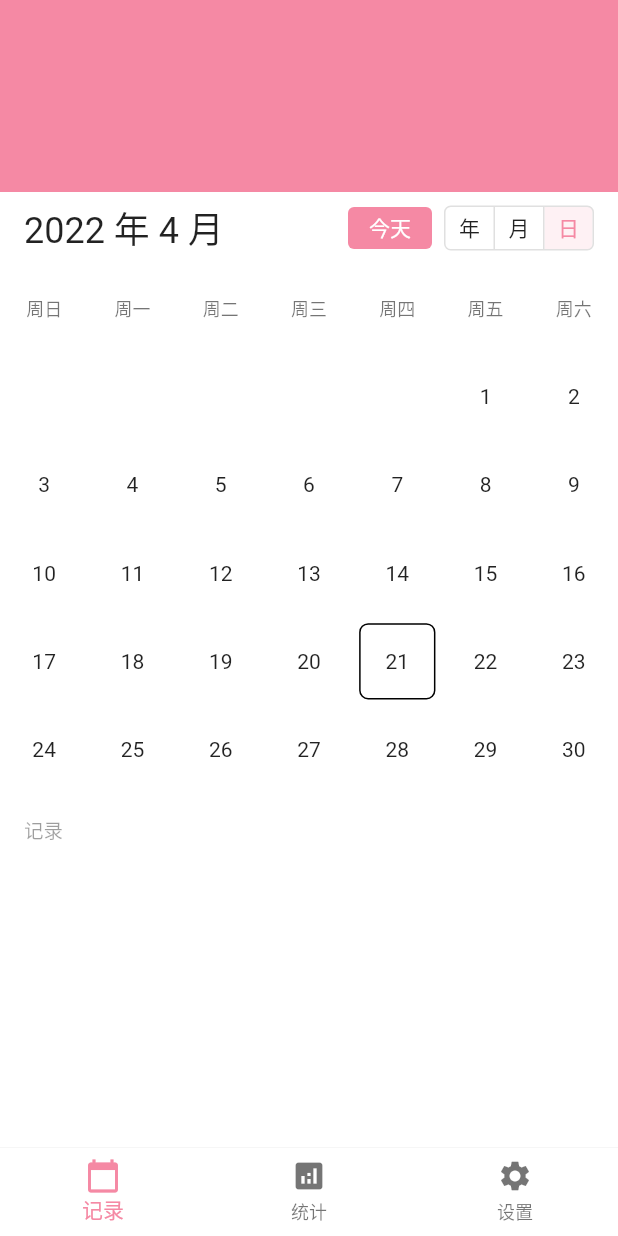
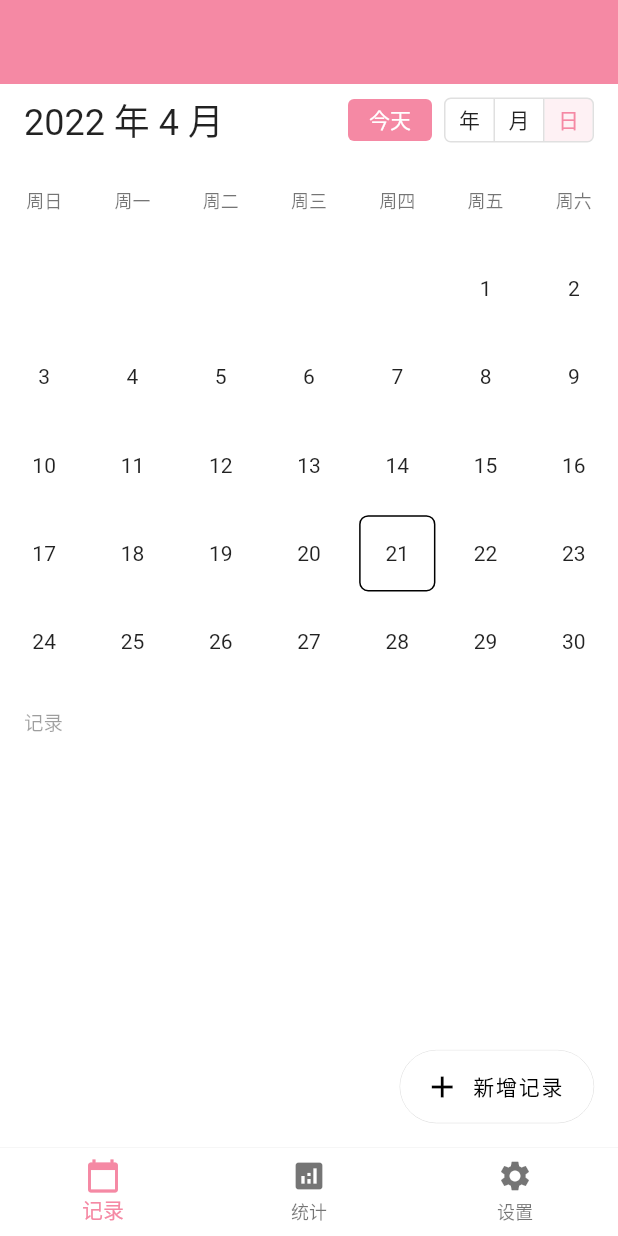
Before and after one commit to luorijun/useful_recorder, a Flutter app: the screen it shows after launch, on a phone screen of 412 x 824 dp. Run offline on Flutter 3.47's test engine with Material 2 defaults, Android fonts, the phone set to English and light mode, and no system bars; our stand-ins replace shared_preferences, sqflite; accounts and stored records are empty.

Commit message:
新增记录检视部分，浮动按钮和弹出表单组件；将日历模式提到记录页面

```diff
--- a/lib/main.dart
+++ b/lib/main.dart
@@ -43,11 +43,12 @@ class UsefulRecorderApp extends StatelessWidget {
           primary: Color(0xfff589a4),
           // hsl(345, 85%, 90%)
           primaryContainer: Color(0xfffbd0db),
-          // hsl(0, 0%, 90%)
           secondary: Color(0xffe6e6e6),
           tertiary: Color(0xffcccccc),
+          // hsl(0, 0%, 90%)
+          tertiaryContainer: Color(0xffe6e6e6),
           // hsl(0, 0%, 98%)
-          background: Color(0xfffafafa),
+          background: Color(0xfff7f7f7),
         ),
         // textTheme: TextTheme(
         //   bodyText1: TextStyle(
--- a/lib/views/home.dart
+++ b/lib/views/home.dart
@@ -16,11 +16,11 @@ class HomePage extends StatelessWidget {
         AnalysisView(),
         SettingsView(),
       ]),
-      child: Scaffold(
-        body: Builder(builder: (context) {
-          final state = context.watch<HomePageState>();
-
-          return PageTransitionSwitcher(
+      child: Builder(builder: (context) {
+        final state = context.read<HomePageState>();
+        final index = context.select<HomePageState, int>((state) => state.index);
+        return Scaffold(
+          body: PageTransitionSwitcher(
             reverse: state.reverse,
             transitionBuilder: (child, primary, secondary) {
               return SharedAxisTransition(
@@ -31,11 +31,8 @@ class HomePage extends StatelessWidget {
               );
             },
             child: state.pages[state.index],
-          );
-        }),
-        bottomNavigationBar: Builder(builder: (context) {
-          final index = context.select<HomePageState, int>((state) => state.index);
-          return Container(
+          ),
+          bottomNavigationBar: Container(
             child: BottomNavigationBar(
               elevation: 0,
               type: BottomNavigationBarType.fixed,
@@ -65,9 +62,71 @@ class HomePage extends StatelessWidget {
                 ),
               ),
             ),
-          );
-        }),
-      ),
+          ),
+          floatingActionButton: index == 0
+              ? Container(
+                  child: Builder(builder: (context) {
+                    return FloatingActionButton.extended(
+                      elevation: 0,
+                      icon: Icon(Icons.add),
+                      label: Text('新增记录'),
+                      backgroundColor: Colors.white,
+                      onPressed: () {
+                        showModalBottomSheet(
+                            context: context,
+                            backgroundColor: Colors.transparent,
+                            elevation: 0,
+                            builder: (context) {
+                              return Container(
+                                margin: EdgeInsets.all(16),
+                                padding: EdgeInsets.all(8),
+                                height: 300,
+                                child: Align(
+                                  alignment: Alignment.bottomRight,
+                                  child: Row(
+                                    mainAxisAlignment: MainAxisAlignment.end,
+                                    crossAxisAlignment: CrossAxisAlignment.end,
+                                    children: [
+                                      TextButton(
+                                        child: Text("关闭"),
+                                        onPressed: () {
+                                          Navigator.pop(context);
+                                        },
+                                        style: ButtonStyle(),
+                                      ),
+                                      ElevatedButton(
+                                        child: Text("保存"),
+                                        onPressed: () {
+                                          Navigator.pop(context);
+                                        },
+                                        style: ButtonStyle(
+                                          elevation: MaterialStateProperty.all(0),
+                                        ),
+                                      ),
+                                    ],
+                                  ),
+                                ),
+                                decoration: BoxDecoration(
+                                  color: Colors.white,
+                                  border: Border.all(width: .25, color: theme.colorScheme.tertiary),
+                                  borderRadius: BorderRadius.circular(16),
+                                ),
+                              );
+                            });
+                      },
+                    );
+                  }),
+                  decoration: BoxDecoration(
+                    border: Border.all(
+                      width: .35,
+                      color: theme.colorScheme.tertiary,
+                    ),
+                    borderRadius: BorderRadius.circular(32),
+                  ),
+                )
+              : null,
+        );
+      }),
     );
   }
 }
--- a/lib/views/records/calendar.dart
+++ b/lib/views/records/calendar.dart
@@ -1,14 +1,8 @@
 import 'package:flutter/material.dart';
 import 'package:provider/provider.dart';
 import 'package:useful_recorder/utils/datetime_extension.dart';
+import 'package:useful_recorder/views/records/records.dart';
 
-enum CalendarMode {
-  YEAR,
-  MONTH,
-  DATE,
-}
-
-typedef void CalendarModeEvent(CalendarMode mode);
 typedef void DateTimeEvent(DateTime date);
 typedef Widget DateWidgetBuilder(BuildContext context, DateTime day, DateTime month);
 
@@ -103,8 +97,8 @@ class Calendar extends StatelessWidget {
                   Padding(
                     padding: EdgeInsets.only(right: 16),
                     child: Builder(builder: (context) {
-                      final state = context.read<CalendarState>();
-                      final viewMode = context.select<CalendarState, CalendarMode>((state) => state.mode);
+                      final state = context.read<RecordsViewState>();
+                      final viewMode = context.select<RecordsViewState, CalendarMode>((state) => state.mode);
 
                       final modes = [
                         CalendarMode.YEAR,
@@ -142,7 +136,7 @@ class Calendar extends StatelessWidget {
           // 日历视图
           Container(
             child: Builder(builder: (context) {
-              final viewMode = context.select<CalendarState, CalendarMode>((state) => state.mode);
+              final viewMode = context.select<RecordsViewState, CalendarMode>((state) => state.mode);
 
               var view;
               // region switch
@@ -267,7 +261,6 @@ class CalendarState extends ChangeNotifier {
     required DateTime page,
   }) : this._viewWidth = viewWidth {
     // 初始化为日视图
-    this._mode = CalendarMode.DATE;
     this._month = page;
     this._containerHeight = calcHeightByMonth();
 
@@ -283,17 +276,9 @@ class CalendarState extends ChangeNotifier {
   final List<String> _title = const ["周日", "周一", "周二", "周三", "周四", "周五", "周六"];
 
   late double _containerHeight;
-  late CalendarMode _mode;
 
   late DateTime _month;
   late PageController monthViewController;
-
-  CalendarMode get mode => _mode;
-
-  set mode(CalendarMode mode) {
-    _mode = mode;
-    notifyListeners();
-  }
 
   DateTime get month => _month;
 
--- a/lib/views/records/inspector.dart
+++ b/lib/views/records/inspector.dart
@@ -12,6 +12,41 @@ class Inspector extends StatelessWidget {
 
   @override
   Widget build(BuildContext context) {
-    return SectionHeader("记录");
+    return Column(
+      children: [
+        SectionHeader("记录"),
+        Expanded(
+          child: ListView(
+            padding: EdgeInsets.symmetric(horizontal: 16),
+            children: [
+              Container(
+                margin: EdgeInsets.only(bottom: 16),
+                height: 128,
+                decoration: BoxDecoration(
+                  borderRadius: BorderRadius.circular(6),
+                  color: Colors.white,
+                ),
+              ),
+              Container(
+                margin: EdgeInsets.only(bottom: 16),
+                height: 128,
+                decoration: BoxDecoration(
+                  borderRadius: BorderRadius.circular(6),
+                  color: Colors.white,
+                ),
+              ),
+              Container(
+                margin: EdgeInsets.only(bottom: 16),
+                height: 128,
+                decoration: BoxDecoration(
+                  borderRadius: BorderRadius.circular(6),
+                  color: Colors.white,
+                ),
+              ),
+            ],
+          ),
+        ),
+      ],
+    );
   }
 }
--- a/lib/views/records/records.dart
+++ b/lib/views/records/records.dart
@@ -18,15 +18,16 @@ class RecordsView extends StatelessWidget {
       child: Column(children: [
         // 标题栏
         Container(
-          height: top + 128,
+          height: top + 56,
           color: theme.primaryColor,
         ),
 
-        // 日历
+        // 页面正文
         Expanded(
-          child: SingleChildScrollView(
-            child: Column(children: [
-              Calendar(
+          child: Column(children: [
+            // 日历
+            SingleChildScrollView(
+              child: Calendar(
                 dateBuilder: (context, day, month) {
                   if (!day.sameMonth(month)) {
                     return Container();
@@ -94,11 +95,11 @@ class RecordsView extends StatelessWidget {
                   });
                 },
               ),
+            ),
 
-              // 数据检视
-              Inspector(),
-            ]),
-          ),
+            // 数据检视
+            Flexible(child: Inspector()),
+          ]),
         )
       ]),
     );
@@ -108,14 +109,25 @@ class RecordsView extends StatelessWidget {
 class RecordsViewState extends ChangeNotifier {
   RecordsViewState();
 
+  CalendarMode _mode = CalendarMode.DATE;
   DateTime _selectedDate = DateTime.now();
 
-  DateTime get selectedDate {
-    return _selectedDate;
-  }
+  DateTime get selectedDate => _selectedDate;
 
   set selectedDate(DateTime date) {
     this._selectedDate = date;
     notifyListeners();
   }
+
+  CalendarMode get mode => _mode;
+  set mode(CalendarMode mode) {
+    _mode = mode;
+    notifyListeners();
+  }
 }
+
+enum CalendarMode {
+  YEAR,
+  MONTH,
+  DATE,
+}
```
Also changed, not shown: lib/themes.dart (deleted, +0 -110 lines).
